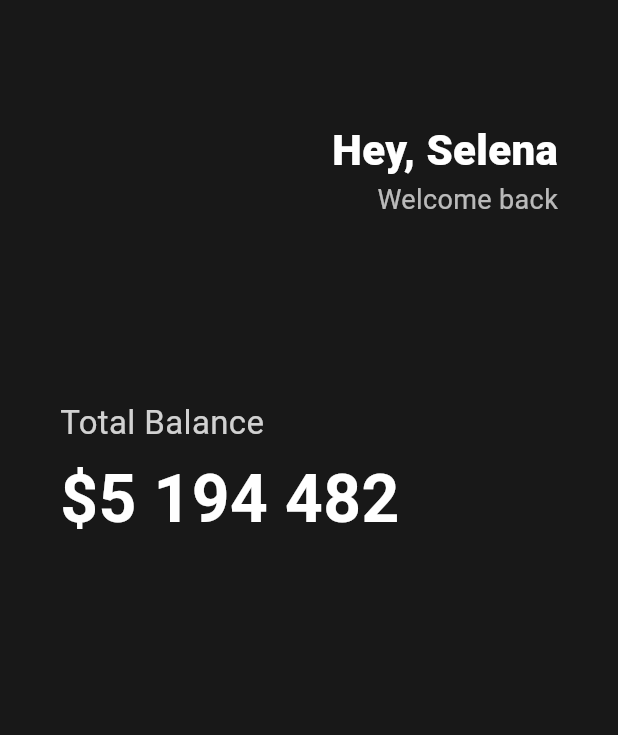
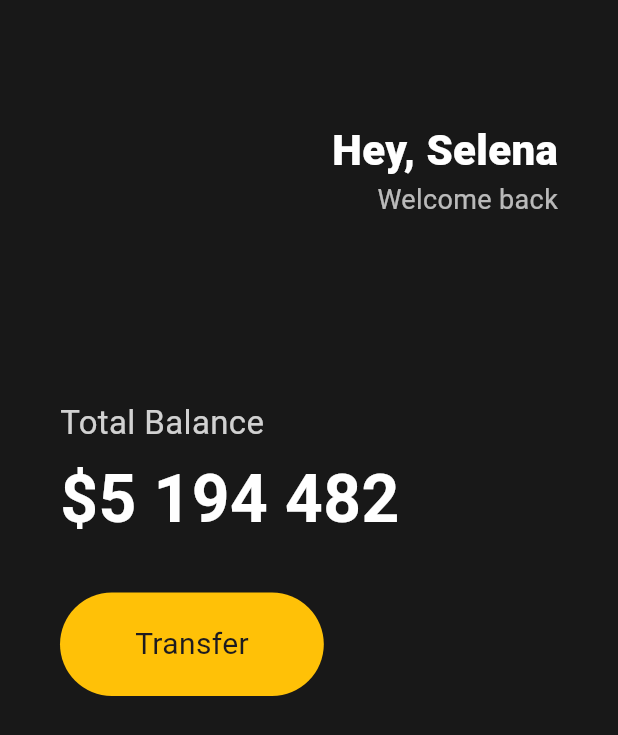
Before and after one commit to zeriong/flutter-intro, a Flutter app: the screen it shows after launch, on a phone screen of 412 x 824 dp. Shown: the top 735 px of the screen. Run offline on Flutter 3.47's test engine with Material 3 defaults, Android fonts, the phone set to English and light mode, and no system bars.

Commit message:
container 위젯을 활용 및 BoxDecoration을 활용하여 박스를 스타일링함

```diff
--- a/lib/main.dart
+++ b/lib/main.dart
@@ -78,7 +78,7 @@ class App extends StatelessWidget {
                 height: 5,
               ),
 
-              // total balance text
+              // total balance amount
               Text(
                 "\$5 194 482",
                 style: TextStyle(
@@ -87,6 +87,34 @@ class App extends StatelessWidget {
                   color: Colors.white,
                 ),
               ),
+
+              // 박스를 추가하여 간격을 만듦
+              SizedBox(
+                height: 30,
+              ),
+
+              //
+              Row(
+                children: [
+                  Container(
+                      decoration: BoxDecoration(
+                        color: Colors.amber,
+                        borderRadius: BorderRadius.circular(45),
+                      ),
+                      child: Padding(
+                        padding: EdgeInsets.symmetric(
+                          vertical: 20,
+                          horizontal: 50,
+                        ),
+                        child: Text(
+                          "Transfer",
+                          style: TextStyle(
+                            fontSize: 20,
+                          ),
+                        ),
+                      )),
+                ],
+              )
             ],
           ),
         ),
```
